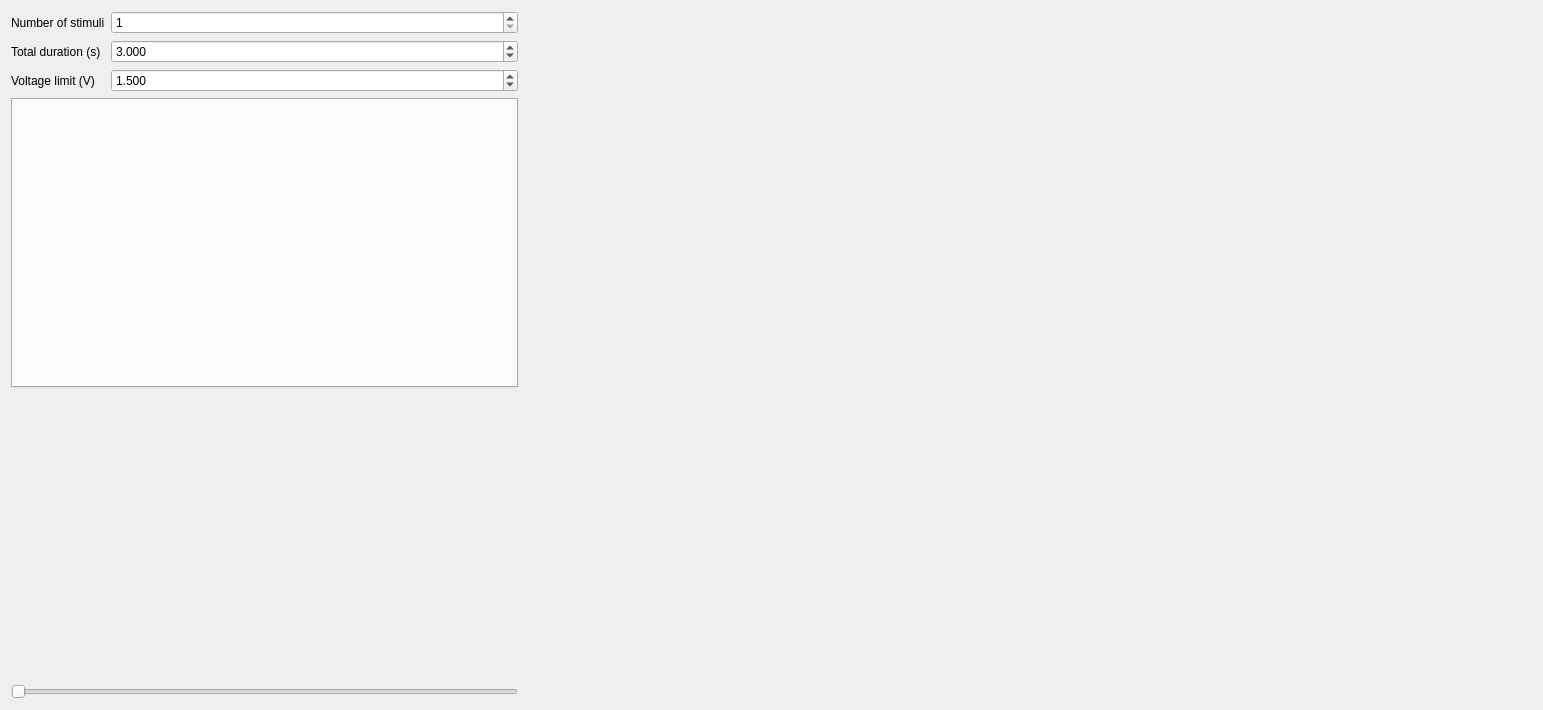
Above: app/window/stimulus_window.ui from teuncm/wormenpracticum before the change. Below: the same form after it.
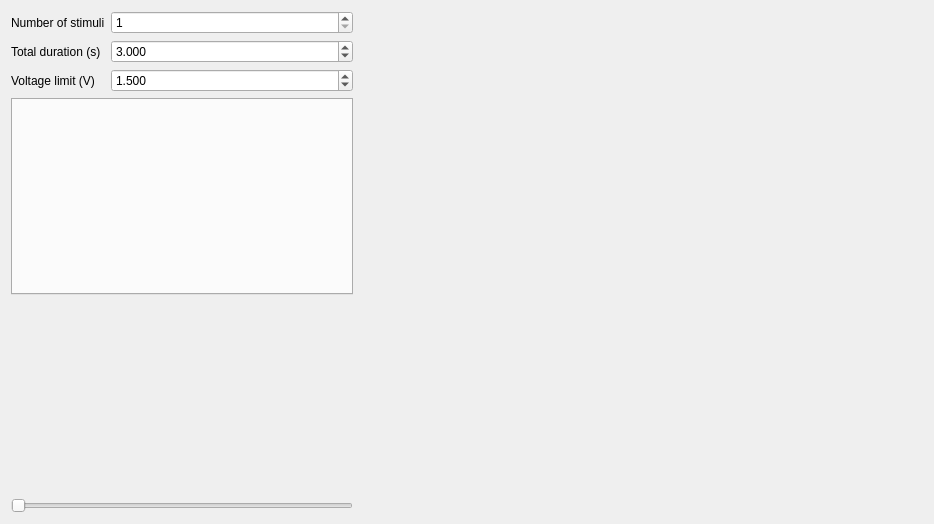
That is the form after the change.

Commit message: Unify widget shape with left and right layout and decrease default spacing

What changed in the file:
```diff
--- a/app/window/stimulus_window.ui
+++ b/app/window/stimulus_window.ui
@@ -6,14 +6,14 @@
    <rect>
     <x>0</x>
     <y>0</y>
-    <width>1543</width>
-    <height>710</height>
+    <width>934</width>
+    <height>524</height>
    </rect>
   </property>
   <property name="windowTitle">
    <string>Stimulus Editor</string>
   </property>
-  <layout class="QHBoxLayout" name="horizontalLayout" stretch="1,2">
+  <layout class="QHBoxLayout" name="horizontalLayout" stretch="3,5">
    <item>
     <layout class="QVBoxLayout" name="parameterLayout">
      <item>
```
Left out of the diff: 4 changed lines with no effect on the pictures. The commit also changes 12 other files.
